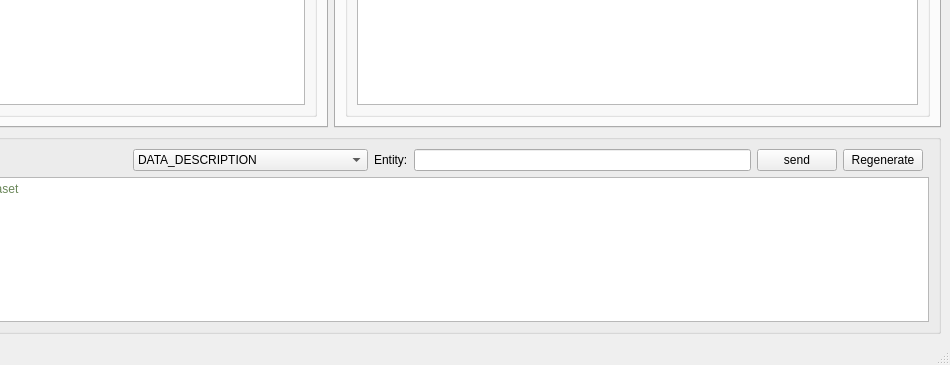
This is GUI/GUI.ui in tecnomod-um/OntoGenix as Qt 5 draws it before an edit; both pictures show x 289 to 1239 and y 467 to 832 of the 1239 by 832 pixel window. The edited form follows.
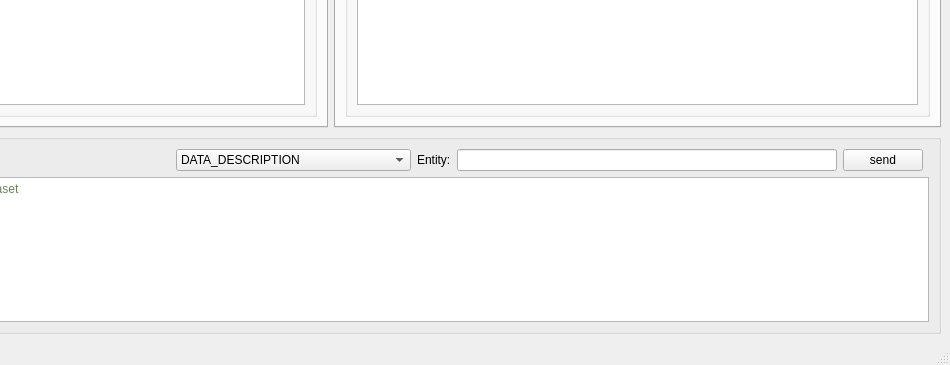
This is the edited form. Custom widgets are drawn as their Qt base class.

```diff
--- a/GUI/GUI.ui
+++ b/GUI/GUI.ui
@@ -266,7 +266,7 @@
            </property>
           </widget>
          </item>
-         <item row="3" column="0" colspan="10">
+         <item row="3" column="0" colspan="9">
           <widget class="QTextEdit" name="query_prompt_textedit">
            <property name="html">
             <string>&lt;!DOCTYPE HTML PUBLIC &quot;-//W3C//DTD HTML 4.0//EN&quot; &quot;http://www.w3.org/TR/REC-html40/strict.dtd&quot;&gt;
@@ -339,13 +339,6 @@
          <item row="1" column="6">
           <widget class="QLineEdit" name="entity_lineEdit"/>
          </item>
-         <item row="1" column="8">
-          <widget class="QPushButton" name="regenerate_btn">
-           <property name="text">
-            <string>Regenerate</string>
-           </property>
-          </widget>
-         </item>
         </layout>
        </widget>
       </item>
```
